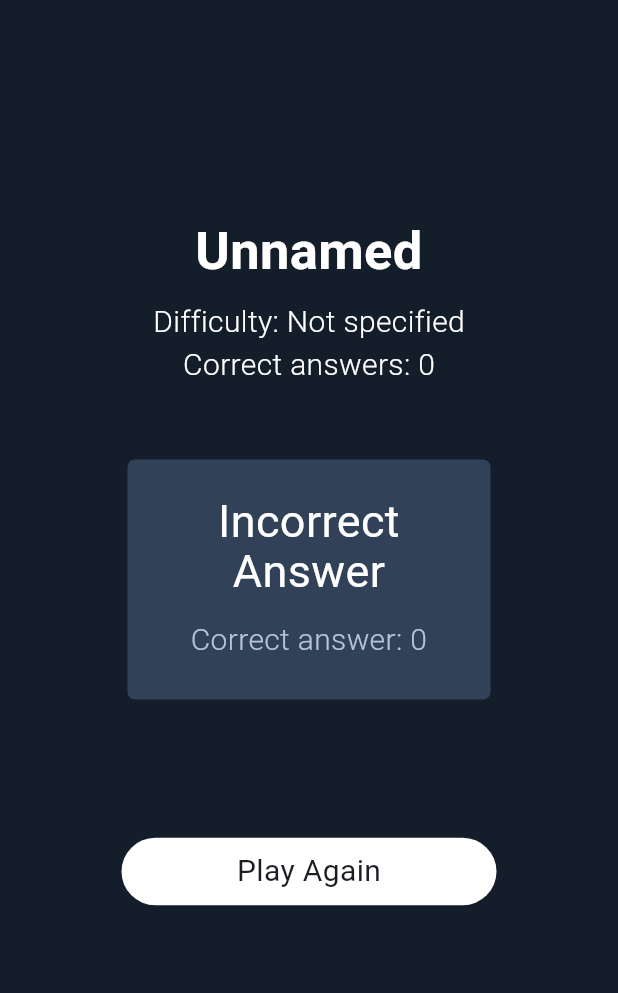
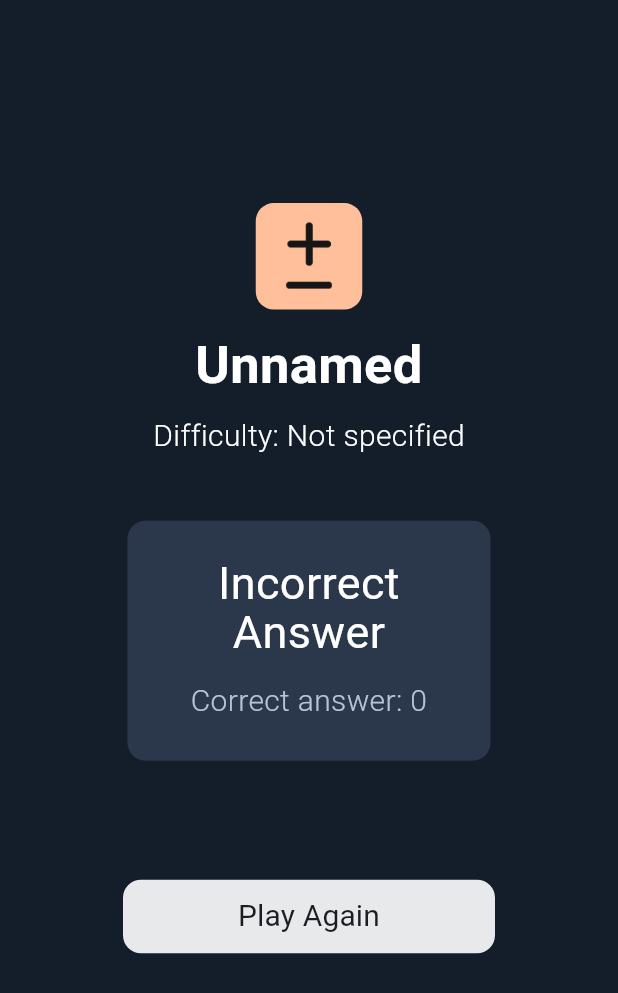
Before and after one commit to BTifmmp/math-training, a Flutter app: the MentalTrainingSummaryView widget shown alone on an empty page, opened directly with empty values, on a phone screen of 412 x 824 dp. Shown: the top 993 px of the screen. Run offline on Flutter 3.47's test engine with Material 3 defaults, Android fonts, the phone set to English and light mode, and no system bars; our stand-ins replace animated_flip_counter, bloc, flutter_bloc, sqflite; accounts and stored records are empty.

Commit message:
Added summary view for mental

```diff
--- a/lib/features/mental_training/presentation/mental_training_summary_view.dart
+++ b/lib/features/mental_training/presentation/mental_training_summary_view.dart
@@ -1,57 +1,33 @@
 import 'package:flutter/material.dart';
+import 'package:math_training/database/models/training_types.dart';
+import 'package:math_training/features/mental_training/presentation/mental_training_view.dart';
 import 'package:math_training/features/trainings/constants/training_config.dart';
+import 'package:math_training/widgets/training/training_summary_template.dart';
 
 class MentalTrainingSummaryView extends StatelessWidget {
   final bool isAnswerCorrect;
   final num correctAnswer;
   final TrainingConfig trainingConfig;
-  const MentalTrainingSummaryView(
-      {super.key,
+  final MentalTrainingType type;
+  const MentalTrainingSummaryView({
+    super.key,
     required this.isAnswerCorrect,
     required this.trainingConfig,
-      required this.correctAnswer});
+    required this.correctAnswer,
+    required this.type,
+  });
 
   @override
   Widget build(BuildContext context) {
-    return Scaffold(
-      appBar: AppBar(
-        backgroundColor: Colors.transparent,
-      ),
-      body: Padding(
-        padding: const EdgeInsets.symmetric(horizontal: 20),
-        child: Center(
-          child: Column(
-            mainAxisSize: MainAxisSize.min,
-            children: [
-              const Spacer(flex: 2),
+    return SummaryTemplate(
+        imageConfig: TrainingImageConfig.fromMentalType(type),
+        title: trainingConfig.title,
+        additionalInfo: [
+          'Difficulty: ${trainingConfig.diffcultyText}',
+        ],
+        trainingResultInfo: [
           Text(
-                trainingConfig.title,
-                style: const TextStyle(
-                    fontSize: 35, fontWeight: FontWeight.w600, height: 1.3),
-                textAlign: TextAlign.center,
-              ),
-              const SizedBox(height: 10),
-              Text('Difficulty: ${trainingConfig.diffcultyText}',
-                  style: const TextStyle(
-                      fontSize: 20, fontWeight: FontWeight.w300)),
-              const Text('Correct answers: 0',
-                  style: TextStyle(fontSize: 20, fontWeight: FontWeight.w300)),
-              const Spacer(flex: 1),
-              SizedBox(
-                width: 250,
-                child: Card.filled(
-                  shape: RoundedRectangleBorder(
-                    borderRadius: BorderRadius.circular(5.0),
-                  ),
-                  color: Theme.of(context).colorScheme.surfaceContainer,
-                  child: Padding(
-                    padding: const EdgeInsets.all(25.0),
-                    child: Column(
-                      children: [
-                        Text(
-                          isAnswerCorrect
-                              ? 'Correct Answer'
-                              : 'Incorrect Answer',
+            isAnswerCorrect ? 'Correct Answer' : 'Incorrect Answer',
             textAlign: TextAlign.center,
             style: const TextStyle(
               height: 1.1,
@@ -64,40 +40,21 @@ class MentalTrainingSummaryView extends StatelessWidget {
             '${!isAnswerCorrect ? 'Correct answer' : 'Answer'}: ${correctAnswer.toStringAsFixed(1).replaceAll(RegExp(r'\.0$'), '')}',
             textAlign: TextAlign.center,
             style: TextStyle(
-                            color:
-                                Theme.of(context).colorScheme.onSurfaceVariant,
+              color: Theme.of(context).colorScheme.onSurfaceVariant,
               fontSize: 20,
               fontWeight: FontWeight.w300,
             ),
           ),
         ],
-                    ),
-                  ),
-                ),
-              ),
-              const Spacer(flex: 2),
-              Container(
-                decoration: BoxDecoration(
-                    borderRadius: BorderRadius.circular(9999),
-                    color: Theme.of(context).colorScheme.onSurface),
-                alignment: Alignment.center,
-                width: 250,
-                padding:
-                    const EdgeInsets.symmetric(vertical: 8, horizontal: 12),
-                child: Text(
-                  'Play Again',
-                  overflow: TextOverflow.ellipsis,
-                  style: TextStyle(
-                      fontSize: 20,
-                      color: Theme.of(context).colorScheme.onInverseSurface,
-                      fontWeight: FontWeight.w400),
-                ),
-              ),
-              const Spacer(flex: 5),
-            ],
-          ),
+        onPlayAgain: () {
+          Navigator.of(context).pushReplacement(
+            MaterialPageRoute(
+              builder: (_) => MentalTrainingPage(
+                trainingConfig: trainingConfig,
+                type: type,
               ),
             ),
           );
+        });
   }
 }
--- a/lib/features/mental_training/presentation/mental_training_view.dart
+++ b/lib/features/mental_training/presentation/mental_training_view.dart
@@ -90,6 +90,7 @@ class _MentalTrainingViewState extends State<MentalTrainingView> {
                     isAnswerCorrect: state.isAnswerCorrect,
                     trainingConfig: state.trainingConfig,
                     correctAnswer: state.correctAnswer,
+                    type: widget.type,
                   ),
                 ),
               );
```
Lines whose indentation alone changed are shown as unchanged.
